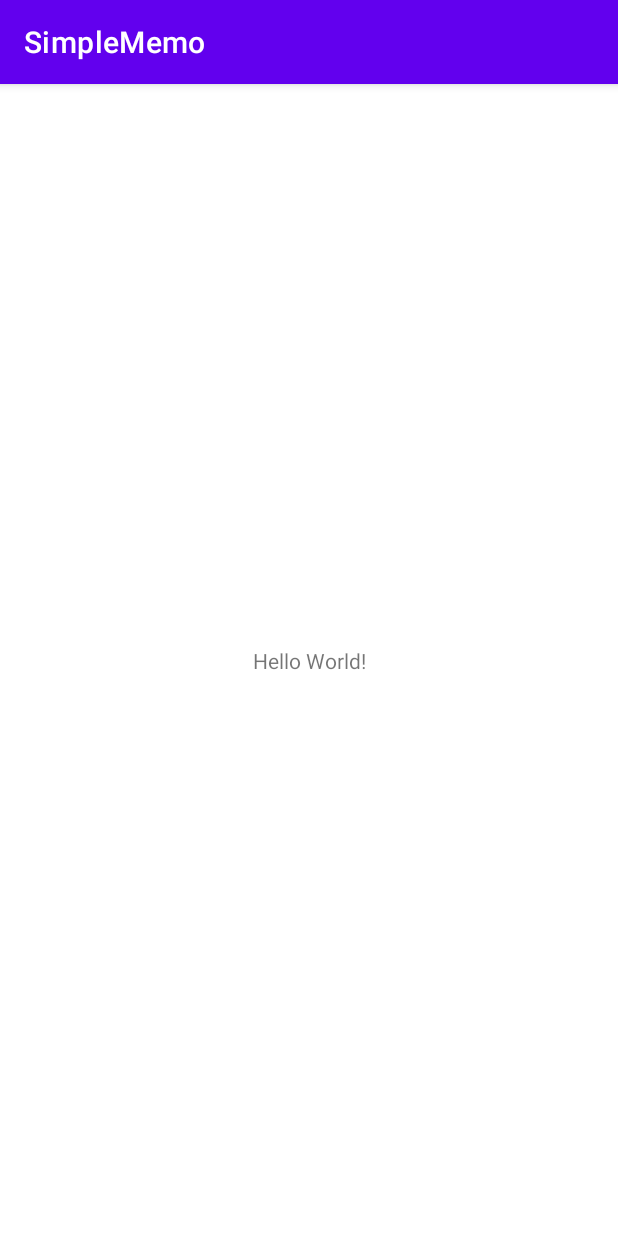
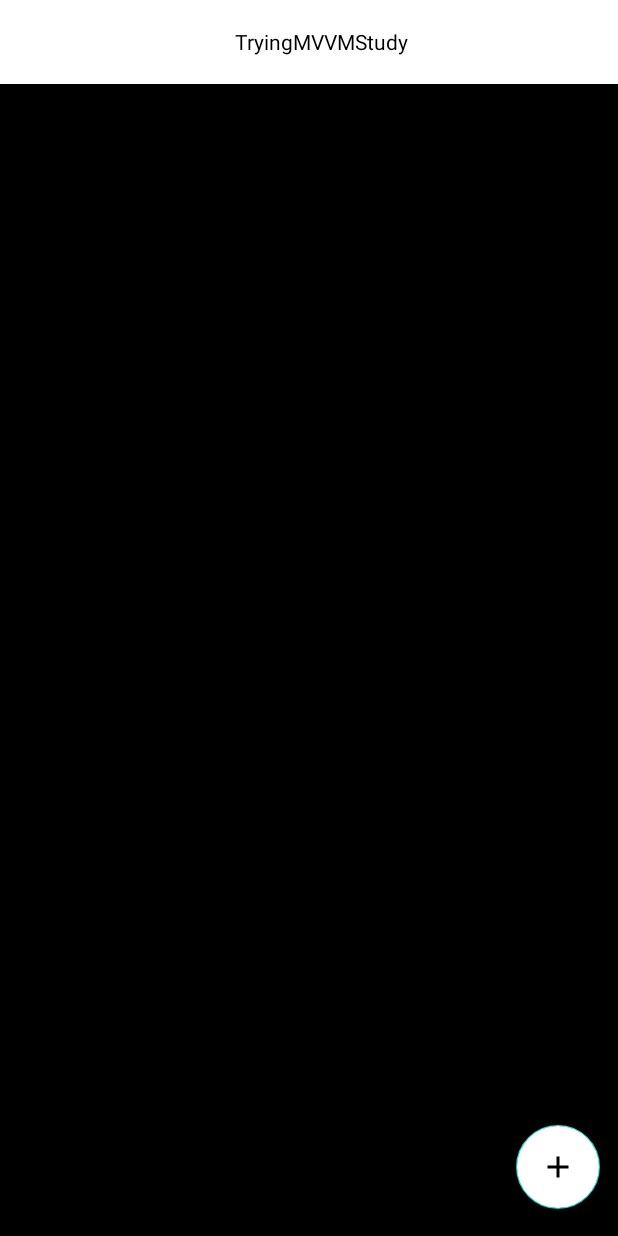
Before and after one commit to garden0401/Android_MVVM_Study, an Android app: the screen it shows after launch (MainActivity), on a phone screen of 412 x 824 dp. Run offline under Robolectric (Android 15) with nearby library versions, the phone set to English and light mode, and no system bars; our stand-ins replace data binding.

Commit message:
[Layout] So Simple Memo Layout

```diff
--- a/SimpleMemo/app/build.gradle
+++ b/SimpleMemo/app/build.gradle
@@ -29,6 +29,9 @@ android {
     kotlinOptions {
         jvmTarget = '1.8'
     }
+    buildFeatures {
+        dataBinding = true
+    }
 }
 
 dependencies {
--- a/SimpleMemo/app/src/main/AndroidManifest.xml
+++ b/SimpleMemo/app/src/main/AndroidManifest.xml
@@ -10,6 +10,9 @@
         android:supportsRtl="true"
         android:theme="@style/Theme.SimpleMemo">
         <activity
+            android:name=".WriteActivity"
+            android:exported="false" />
+        <activity
             android:name=".MainActivity"
             android:exported="true">
             <intent-filter>
--- /dev/null
+++ b/SimpleMemo/app/src/main/res/drawable/ic_add_black_24dp.xml
@@ -0,0 +1,10 @@
+<?xml version="1.0" encoding="utf-8"?>
+<vector xmlns:android="http://schemas.android.com/apk/res/android"
+    android:width="24dp"
+    android:height="24dp"
+    android:viewportWidth="24.0"
+    android:viewportHeight="24.0">
+    <path
+        android:fillColor="#000000"
+        android:pathData="M19,13h-6v6h-2v-6H5v-2h6V5h2v6h6v2z"/>
+</vector>
--- a/SimpleMemo/app/src/main/res/layout/activity_main.xml
+++ b/SimpleMemo/app/src/main/res/layout/activity_main.xml
@@ -1,18 +1,58 @@
 <?xml version="1.0" encoding="utf-8"?>
-<androidx.constraintlayout.widget.ConstraintLayout xmlns:android="http://schemas.android.com/apk/res/android"
+<layout xmlns:android="http://schemas.android.com/apk/res/android"
     xmlns:app="http://schemas.android.com/apk/res-auto"
-    xmlns:tools="http://schemas.android.com/tools"
+    xmlns:tools="http://schemas.android.com/tools">
+
+    <data>
+
+    </data>
+
+    <androidx.constraintlayout.widget.ConstraintLayout
+        android:background="@color/black"
         android:layout_width="match_parent"
         android:layout_height="match_parent"
         tools:context=".MainActivity">
 
+        <androidx.appcompat.widget.Toolbar
+            android:id="@+id/tb_main"
+            android:background="@color/white"
+            android:layout_width="match_parent"
+            android:layout_height="wrap_content"
+            app:layout_constraintTop_toTopOf="parent"
+            app:layout_constraintBottom_toTopOf="@+id/rv_main">
+
             <TextView
+                android:layout_width="match_parent"
+                android:layout_height="match_parent"
+                android:gravity="center"
+                android:text="TryingMVVMStudy"
+                android:textColor="@color/black"/>
+
+        </androidx.appcompat.widget.Toolbar>
+
+        <androidx.recyclerview.widget.RecyclerView
+            android:id="@+id/rv_main"
+            android:layout_width="match_parent"
+            android:layout_height="0dp"
+            app:layout_constraintTop_toBottomOf="@id/tb_main"
+            app:layout_constraintBottom_toBottomOf="parent"
+            android:layout_marginTop="10dp"/>
+
+        <com.google.android.material.floatingactionbutton.FloatingActionButton
+            android:id="@+id/btn_floating_main"
             android:layout_width="wrap_content"
             android:layout_height="wrap_content"
-        android:text="Hello World!"
             app:layout_constraintBottom_toBottomOf="parent"
-        app:layout_constraintLeft_toLeftOf="parent"
-        app:layout_constraintRight_toRightOf="parent"
-        app:layout_constraintTop_toTopOf="parent" />
+            app:layout_constraintEnd_toEndOf="parent"
+            app:useCompatPadding="true"
+            app:fabSize="normal"
+            android:backgroundTint="@color/white"
+            app:rippleColor="@color/black"
+            android:src="@drawable/ic_add_black_24dp"/>
+
+
+
+
 
     </androidx.constraintlayout.widget.ConstraintLayout>
+</layout>
--- a/SimpleMemo/app/src/main/res/values/themes.xml
+++ b/SimpleMemo/app/src/main/res/values/themes.xml
@@ -2,6 +2,7 @@
     <!-- Base application theme. -->
     <style name="Theme.SimpleMemo" parent="Theme.MaterialComponents.DayNight.DarkActionBar">
         <!-- Primary brand color. -->
+        <item name="windowNoTitle">true</item>
         <item name="colorPrimary">@color/purple_500</item>
         <item name="colorPrimaryVariant">@color/purple_700</item>
         <item name="colorOnPrimary">@color/white</item>
```
Also changed, not shown: SimpleMemo/app/src/main/java/com/example/simplememo/WriteActivity.kt (added, +11 -0 lines), SimpleMemo/app/src/main/res/drawable/ic_arrow_back_black_24dp.xml (added, +10 -0 lines), SimpleMemo/app/src/main/res/drawable/ic_check_black_24dp.xml (added, +10 -0 lines), SimpleMemo/app/src/main/res/layout/activity_write.xml (added, +95 -0 lines), SimpleMemo/app/src/main/res/layout/item_memo_list.xml (added, +46 -0 lines), 3 other files. Lines whose indentation alone changed are shown as unchanged.
